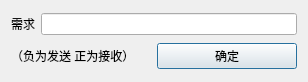
Before: the Qt Designer form setdemanddialog.ui in ZzqiZQute/graph_and_network_optimization_assignment, drawn with Qt 5.
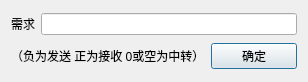
After: the same form once the commit is applied.

Diff of the .ui file:
```diff
--- a/setdemanddialog.ui
+++ b/setdemanddialog.ui
@@ -33,7 +33,7 @@
      <item>
       <widget class="QLabel" name="label_2">
        <property name="text">
-        <string>（负为发送 正为接收）</string>
+        <string>（负为发送 正为接收 0或空为中转）</string>
        </property>
       </widget>
      </item>
```
